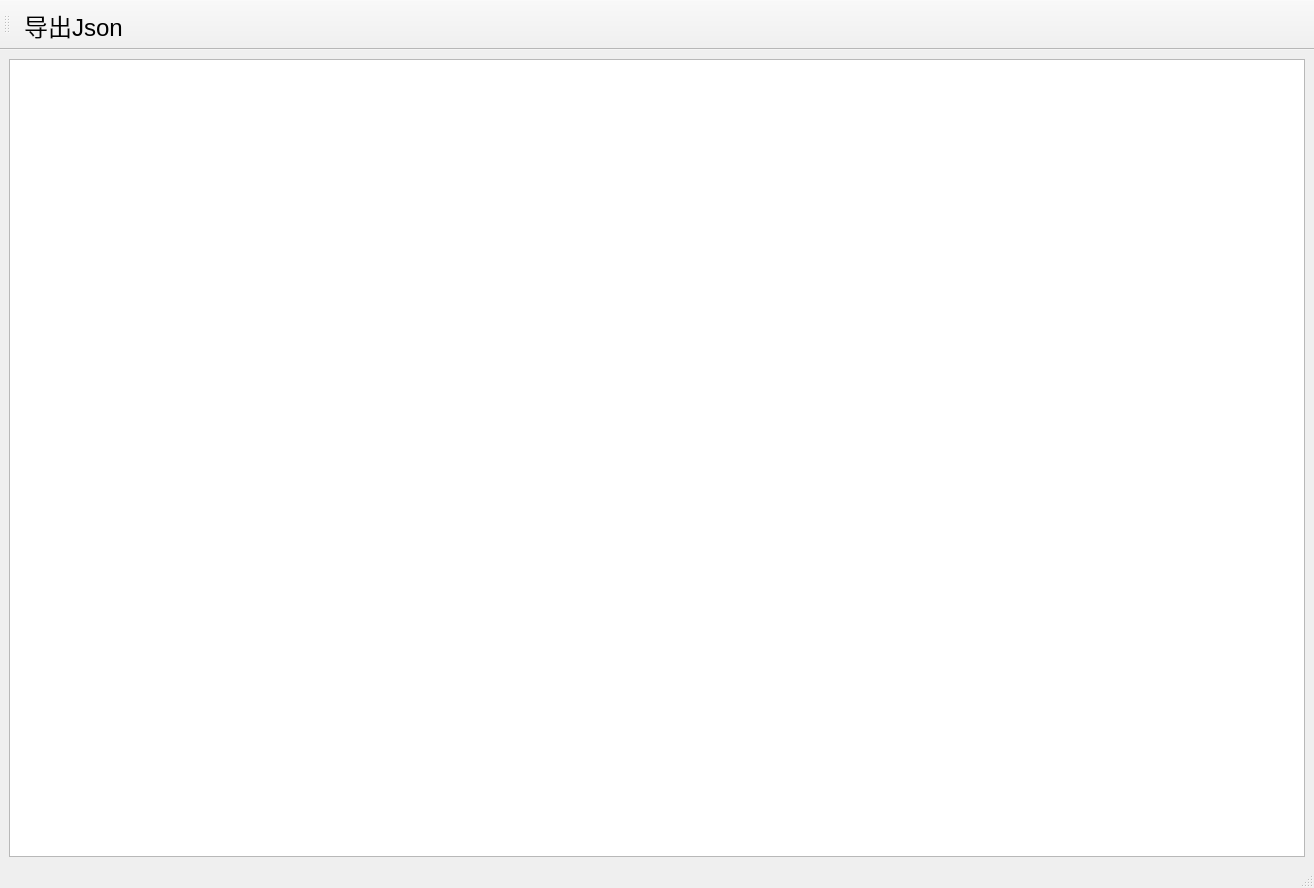
First picture: the form in QuteForm/formwindow.ui, repository euphoriaer/QuteForm, before the edit.
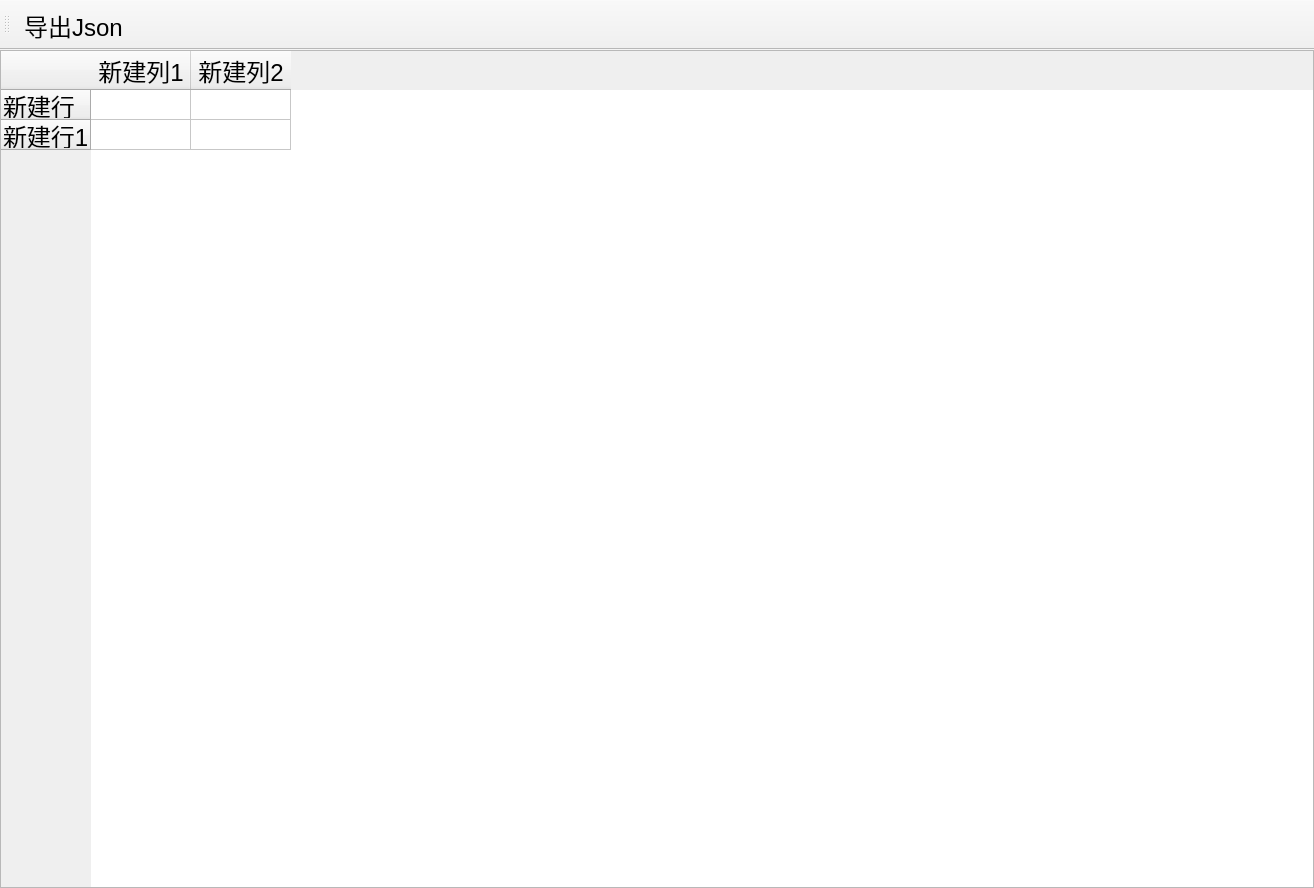
Second picture: the form after the edit. Icons and pictures are not drawn.

```diff
--- a/QuteForm/formwindow.ui
+++ b/QuteForm/formwindow.ui
@@ -15,12 +15,79 @@
   </property>
   <widget class="QWidget" name="centralwidget">
    <layout class="QGridLayout" name="gridLayout">
+    <property name="leftMargin">
+     <number>0</number>
+    </property>
+    <property name="topMargin">
+     <number>0</number>
+    </property>
+    <property name="rightMargin">
+     <number>0</number>
+    </property>
+    <property name="bottomMargin">
+     <number>0</number>
+    </property>
+    <property name="spacing">
+     <number>0</number>
+    </property>
     <item row="0" column="0">
-     <widget class="QTableWidget" name="tableWidget"/>
+     <widget class="QTableWidget" name="tableWidget">
+      <property name="font">
+       <font>
+        <pointsize>18</pointsize>
+       </font>
+      </property>
+      <property name="showGrid">
+       <bool>true</bool>
+      </property>
+      <row>
+       <property name="text">
+        <string>新建行</string>
+       </property>
+       <property name="font">
+        <font>
+         <family>Arial</family>
+         <pointsize>18</pointsize>
+        </font>
+       </property>
+      </row>
+      <row>
+       <property name="text">
+        <string>新建行1</string>
+       </property>
+       <property name="font">
+        <font>
+         <family>Arial</family>
+         <pointsize>18</pointsize>
+        </font>
+       </property>
+      </row>
+      <column>
+       <property name="text">
+        <string>新建列1</string>
+       </property>
+       <property name="font">
+        <font>
+         <family>Arial</family>
+         <pointsize>18</pointsize>
+        </font>
+       </property>
+      </column>
+      <column>
+       <property name="text">
+        <string>新建列2</string>
+       </property>
+       <property name="font">
+        <font>
+         <family>Arial</family>
+         <pointsize>18</pointsize>
+        </font>
+       </property>
+      </column>
+     </widget>
     </item>
    </layout>
   </widget>
-  <widget class="QStatusBar" name="statusbar"/>
   <widget class="QToolBar" name="toolBar">
    <property name="windowTitle">
     <string>toolBar</string>
```
